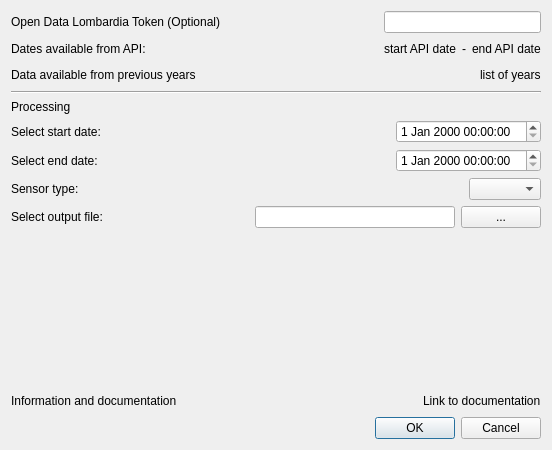
This is arpaweather_dialog_base.ui in gisgeolab/ARPA_Weather_plugin as Qt 5 draws it before an edit. The edited form follows.
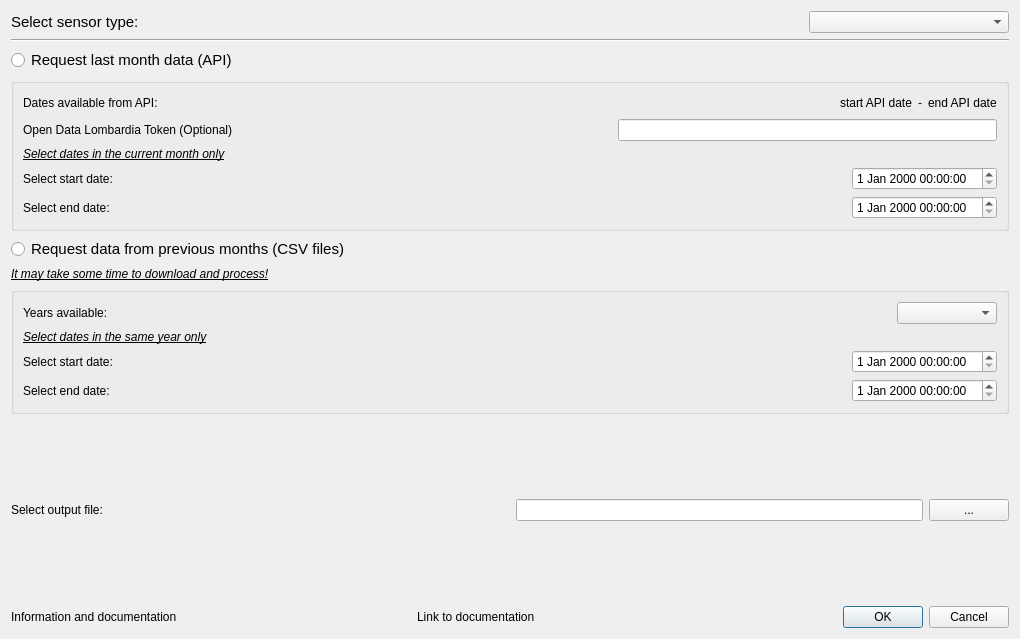
This is the edited form. Custom widgets are drawn as their Qt base class.

The edit to the form file:
```diff
--- a/arpaweather_dialog_base.ui
+++ b/arpaweather_dialog_base.ui
@@ -6,8 +6,8 @@
    <rect>
     <x>0</x>
     <y>0</y>
-    <width>552</width>
-    <height>450</height>
+    <width>1020</width>
+    <height>639</height>
    </rect>
   </property>
   <property name="windowTitle">
@@ -15,36 +15,73 @@
   </property>
   <layout class="QGridLayout" name="gridLayout">
    <item row="0" column="0">
+    <layout class="QVBoxLayout" name="verticalLayout_3">
+     <item>
+      <layout class="QHBoxLayout" name="horizontalLayout_10">
+       <item>
+        <widget class="QLabel" name="label">
+         <property name="font">
+          <font>
+           <pointsize>11</pointsize>
+          </font>
+         </property>
+         <property name="text">
+          <string>Select sensor type:</string>
+         </property>
+        </widget>
+       </item>
+       <item>
+        <spacer name="horizontalSpacer_7">
+         <property name="orientation">
+          <enum>Qt::Horizontal</enum>
+         </property>
+         <property name="sizeHint" stdset="0">
+          <size>
+           <width>40</width>
+           <height>20</height>
+          </size>
+         </property>
+        </spacer>
+       </item>
+       <item>
+        <widget class="QComboBox" name="cbSensorsType">
+         <property name="minimumSize">
+          <size>
+           <width>200</width>
+           <height>0</height>
+          </size>
+         </property>
+        </widget>
+       </item>
+      </layout>
+     </item>
+     <item>
+      <widget class="Line" name="line_2">
+       <property name="orientation">
+        <enum>Qt::Horizontal</enum>
+       </property>
+      </widget>
+     </item>
+     <item>
+      <widget class="QRadioButton" name="rb1">
+       <property name="font">
+        <font>
+         <pointsize>11</pointsize>
+        </font>
+       </property>
+       <property name="text">
+        <string>Request last month data (API)</string>
+       </property>
+      </widget>
+     </item>
+     <item>
+      <widget class="QGroupBox" name="gb1">
+       <property name="title">
+        <string/>
+       </property>
     <layout class="QVBoxLayout" name="verticalLayout">
      <item>
-      <layout class="QHBoxLayout" name="horizontalLayout">
-       <item>
-        <widget class="QLabel" name="label_2">
-         <property name="text">
-          <string>Open Data Lombardia Token (Optional)</string>
-         </property>
-        </widget>
-       </item>
-       <item>
-        <spacer name="horizontalSpacer">
-         <property name="orientation">
-          <enum>Qt::Horizontal</enum>
-         </property>
-         <property name="sizeHint" stdset="0">
-          <size>
-           <width>40</width>
-           <height>20</height>
-          </size>
-         </property>
-        </spacer>
-       </item>
-       <item>
-        <widget class="QgsPasswordLineEdit" name="leToken"/>
-       </item>
-      </layout>
-     </item>
-     <item>
-      <layout class="QHBoxLayout" name="horizontalLayout_2">
+         <layout class="QHBoxLayout" name="horizontalLayout_9">
        <item>
         <widget class="QLabel" name="label_5">
          <property name="text">
@@ -89,16 +126,16 @@
       </layout>
      </item>
      <item>
-      <layout class="QHBoxLayout" name="horizontalLayout_3">
+         <layout class="QHBoxLayout" name="horizontalLayout_8">
        <item>
-        <widget class="QLabel" name="label_7">
+           <widget class="QLabel" name="label_2">
          <property name="text">
-          <string>Data available from previous years</string>
+             <string>Open Data Lombardia Token (Optional)</string>
          </property>
         </widget>
        </item>
        <item>
-        <spacer name="horizontalSpacer_3">
+           <spacer name="horizontalSpacer">
          <property name="orientation">
           <enum>Qt::Horizontal</enum>
          </property>
@@ -109,32 +146,27 @@
           </size>
          </property>
         </spacer>
+          </item>
+          <item>
+           <widget class="QgsPasswordLineEdit" name="leToken"/>
+          </item>
+         </layout>
        </item>
        <item>
         <widget class="QLabel" name="label_8">
-         <property name="text">
-          <string>list of years</string>
-         </property>
-        </widget>
-       </item>
-      </layout>
-     </item>
-     <item>
-      <widget class="Line" name="line">
-       <property name="orientation">
-        <enum>Qt::Horizontal</enum>
-       </property>
-      </widget>
-     </item>
-     <item>
-      <widget class="QLabel" name="label_9">
+          <property name="font">
+           <font>
+            <italic>true</italic>
+            <underline>true</underline>
+           </font>
+          </property>
        <property name="text">
-        <string>Processing</string>
+           <string>Select dates in the current month only</string>
        </property>
       </widget>
      </item>
      <item>
-      <layout class="QHBoxLayout" name="horizontalLayout_4">
+         <layout class="QHBoxLayout" name="horizontalLayout_7">
        <item>
         <widget class="QLabel" name="label_3">
          <property name="text">
@@ -156,12 +188,12 @@
         </spacer>
        </item>
        <item>
-        <widget class="QDateTimeEdit" name="dtStartTime"/>
+           <widget class="QDateTimeEdit" name="dtStartTime_api"/>
        </item>
       </layout>
      </item>
      <item>
-      <layout class="QHBoxLayout" name="horizontalLayout_5">
+         <layout class="QHBoxLayout" name="horizontalLayout_6">
        <item>
         <widget class="QLabel" name="label_4">
          <property name="text">
@@ -183,21 +215,55 @@
         </spacer>
        </item>
        <item>
-        <widget class="QDateTimeEdit" name="dtEndTime"/>
+           <widget class="QDateTimeEdit" name="dtEndTime_api"/>
        </item>
       </layout>
      </item>
+       </layout>
+      </widget>
+     </item>
      <item>
-      <layout class="QHBoxLayout" name="horizontalLayout_6">
+      <widget class="QRadioButton" name="rb2">
+       <property name="font">
+        <font>
+         <pointsize>11</pointsize>
+        </font>
+       </property>
+       <property name="text">
+        <string>Request data from previous months (CSV files)</string>
+       </property>
+      </widget>
+     </item>
        <item>
-        <widget class="QLabel" name="label">
+      <widget class="QLabel" name="label_12">
+       <property name="font">
+        <font>
+         <italic>true</italic>
+         <underline>true</underline>
+        </font>
+       </property>
          <property name="text">
-          <string>Sensor type:</string>
+        <string>It may take some time to download and process!</string>
          </property>
         </widget>
        </item>
        <item>
-        <spacer name="horizontalSpacer_7">
+      <widget class="QGroupBox" name="gb2">
+       <property name="title">
+        <string/>
+       </property>
+       <layout class="QVBoxLayout" name="verticalLayout_2">
+        <item>
+         <layout class="QHBoxLayout" name="horizontalLayout_5">
+          <item>
+           <widget class="QLabel" name="label_7">
+            <property name="text">
+             <string>Years available:</string>
+            </property>
+           </widget>
+          </item>
+          <item>
+           <spacer name="horizontalSpacer_3">
          <property name="orientation">
           <enum>Qt::Horizontal</enum>
          </property>
@@ -210,12 +276,102 @@
         </spacer>
        </item>
        <item>
-        <widget class="QComboBox" name="cbSensorsType"/>
+           <widget class="QComboBox" name="cb_list_years">
+            <property name="minimumSize">
+             <size>
+              <width>100</width>
+              <height>0</height>
+             </size>
+            </property>
+           </widget>
        </item>
       </layout>
      </item>
      <item>
-      <layout class="QHBoxLayout" name="horizontalLayout_7">
+         <widget class="QLabel" name="label_11">
+          <property name="font">
+           <font>
+            <italic>true</italic>
+            <underline>true</underline>
+           </font>
+          </property>
+          <property name="text">
+           <string>Select dates in the same year only</string>
+          </property>
+         </widget>
+        </item>
+        <item>
+         <layout class="QHBoxLayout" name="horizontalLayout_4">
+          <item>
+           <widget class="QLabel" name="label_9">
+            <property name="text">
+             <string>Select start date:</string>
+            </property>
+           </widget>
+          </item>
+          <item>
+           <spacer name="horizontalSpacer_8">
+            <property name="orientation">
+             <enum>Qt::Horizontal</enum>
+            </property>
+            <property name="sizeHint" stdset="0">
+             <size>
+              <width>40</width>
+              <height>20</height>
+             </size>
+            </property>
+           </spacer>
+          </item>
+          <item>
+           <widget class="QDateTimeEdit" name="dtStartTime_csv"/>
+          </item>
+         </layout>
+        </item>
+        <item>
+         <layout class="QHBoxLayout" name="horizontalLayout_3">
+          <item>
+           <widget class="QLabel" name="label_10">
+            <property name="text">
+             <string>Select end date:</string>
+            </property>
+           </widget>
+          </item>
+          <item>
+           <spacer name="horizontalSpacer_9">
+            <property name="orientation">
+             <enum>Qt::Horizontal</enum>
+            </property>
+            <property name="sizeHint" stdset="0">
+             <size>
+              <width>40</width>
+              <height>20</height>
+             </size>
+            </property>
+           </spacer>
+          </item>
+          <item>
+           <widget class="QDateTimeEdit" name="dtEndTime_csv"/>
+          </item>
+         </layout>
+        </item>
+       </layout>
+      </widget>
+     </item>
+     <item>
+      <spacer name="verticalSpacer_2">
+       <property name="orientation">
+        <enum>Qt::Vertical</enum>
+       </property>
+       <property name="sizeHint" stdset="0">
+        <size>
+         <width>20</width>
+         <height>40</height>
+        </size>
+       </property>
+      </spacer>
+     </item>
+     <item>
+      <layout class="QHBoxLayout" name="horizontalLayout_2">
        <item>
         <widget class="QLabel" name="label_6">
          <property name="text">
@@ -240,7 +396,7 @@
         <widget class="QLineEdit" name="leOutputFileName">
          <property name="minimumSize">
           <size>
-           <width>200</width>
+           <width>150</width>
            <height>0</height>
           </size>
          </property>
@@ -269,7 +425,7 @@
       </spacer>
      </item>
      <item>
-      <layout class="QHBoxLayout" name="horizontalLayout_9">
+      <layout class="QHBoxLayout" name="horizontalLayout">
        <item>
         <widget class="QLabel" name="label_13">
          <property name="text">
@@ -297,10 +453,6 @@
          </property>
         </widget>
        </item>
-      </layout>
-     </item>
-     <item>
-      <layout class="QHBoxLayout" name="horizontalLayout_8">
        <item>
         <spacer name="horizontalSpacer_4">
          <property name="orientation">
```
Lines whose indentation alone changed are shown as unchanged.
